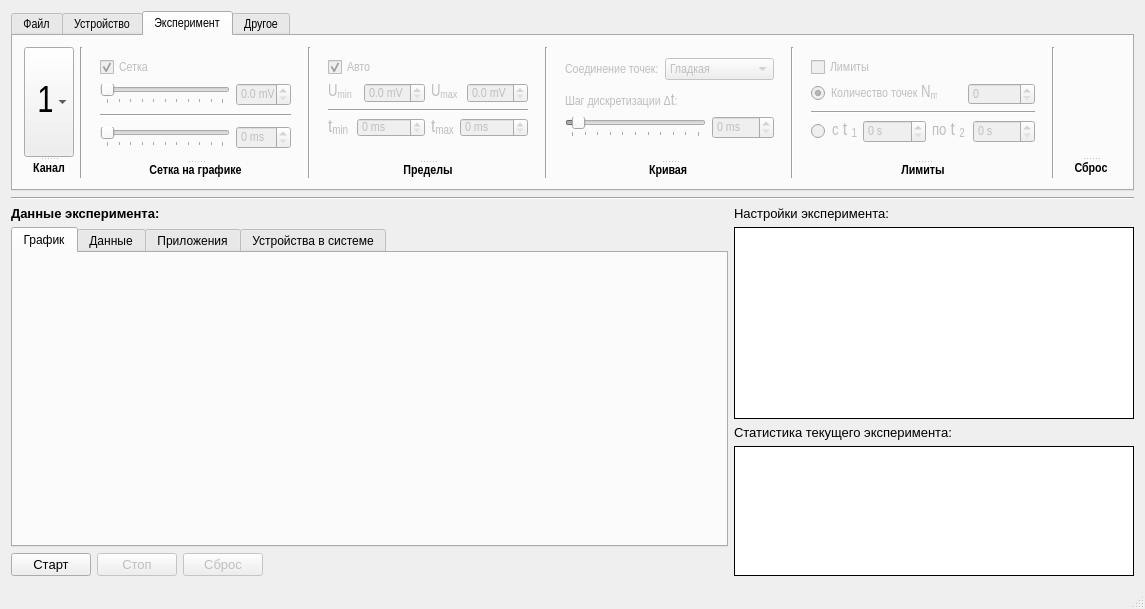
Above: mainwindow.ui from gurmaaan/WeldAnalysis before the change. Below: the same form after it.
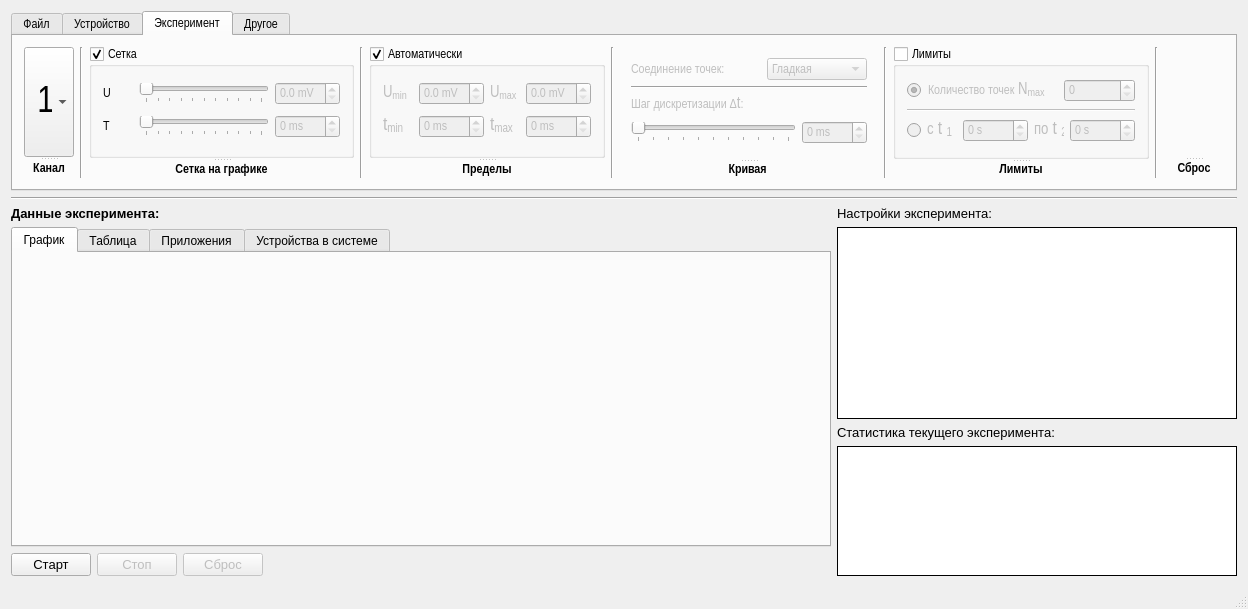
That is the form after the change. The open tabs and pages were chosen to show the change. Icons and pictures are not drawn. Custom widgets are drawn as their Qt base class.

```diff
--- a/mainwindow.ui
+++ b/mainwindow.ui
@@ -9,7 +9,7 @@
    <rect>
     <x>0</x>
     <y>0</y>
-    <width>1145</width>
+    <width>1209</width>
     <height>609</height>
    </rect>
   </property>
@@ -1062,7 +1062,7 @@
        <attribute name="title">
         <string>Эксперимент</string>
        </attribute>
-       <layout class="QHBoxLayout" name="horizontalLayout_2">
+       <layout class="QHBoxLayout" name="horizontalLayout_18">
         <item>
          <widget class="QSplitter" name="menu_experiment_channel_group">
           <property name="orientation">
@@ -1138,35 +1138,38 @@
          </widget>
         </item>
         <item>
-         <widget class="QSplitter" name="menu_experiment_grid_group">
+         <widget class="QSplitter" name="splitter_7">
           <property name="orientation">
            <enum>Qt::Vertical</enum>
           </property>
-          <property name="opaqueResize">
-           <bool>false</bool>
-          </property>
-          <widget class="QWidget" name="layoutWidget6">
-           <layout class="QVBoxLayout" name="menu_experiment_grid_tools">
-            <item>
-             <widget class="QCheckBox" name="menu_experiment_grid_checkbox">
-              <property name="enabled">
-               <bool>false</bool>
-              </property>
-              <property name="text">
+          <widget class="QGroupBox" name="menu_experiment_grid_box">
+           <property name="title">
                <string>Сетка</string>
               </property>
-              <property name="checked">
+           <property name="checkable">
                <bool>true</bool>
               </property>
-              <property name="tristate">
-               <bool>false</bool>
+           <layout class="QVBoxLayout" name="verticalLayout_2">
+            <item>
+             <layout class="QHBoxLayout" name="horizontalLayout_16">
+              <item>
+               <widget class="QLabel" name="label_2">
+                <property name="minimumSize">
+                 <size>
+                  <width>30</width>
+                  <height>0</height>
+                 </size>
+                </property>
+                <property name="text">
+                 <string>U</string>
+                </property>
+                <property name="buddy">
+                 <cstring>menu_experiment_grid_U_spin</cstring>
               </property>
              </widget>
             </item>
             <item>
-             <layout class="QHBoxLayout" name="menu_experiment_gridU_tool">
-              <item>
-               <widget class="QSlider" name="menu_experiment_gridU_slider">
+               <widget class="QSlider" name="menu_experiment_grid_U_slider">
                 <property name="enabled">
                  <bool>false</bool>
                 </property>
@@ -1200,13 +1203,13 @@
                </widget>
               </item>
               <item>
-               <widget class="QDoubleSpinBox" name="menu_experiment_gridU_spin">
+               <widget class="QDoubleSpinBox" name="menu_experiment_grid_U_spin">
                 <property name="enabled">
                  <bool>false</bool>
                 </property>
                 <property name="minimumSize">
                  <size>
-                  <width>55</width>
+                  <width>65</width>
                   <height>0</height>
                  </size>
                 </property>
@@ -1230,42 +1233,25 @@
              </layout>
             </item>
             <item>
-             <spacer name="verticalSpacer_3">
-              <property name="orientation">
-               <enum>Qt::Vertical</enum>
-              </property>
-              <property name="sizeHint" stdset="0">
+             <layout class="QHBoxLayout" name="horizontalLayout_15">
+              <item>
+               <widget class="QLabel" name="label">
+                <property name="minimumSize">
                <size>
-                <width>20</width>
-                <height>40</height>
-               </size>
-              </property>
-             </spacer>
-            </item>
-            <item>
-             <widget class="Line" name="menu_experiment_gridHorizontal_line">
-              <property name="orientation">
-               <enum>Qt::Horizontal</enum>
+                  <width>30</width>
+                  <height>0</height>
+                 </size>
+                </property>
+                <property name="text">
+                 <string>T</string>
+                </property>
+                <property name="buddy">
+                 <cstring>menu_experiment_grid_T_spin</cstring>
               </property>
              </widget>
             </item>
             <item>
-             <spacer name="verticalSpacer_2">
-              <property name="orientation">
-               <enum>Qt::Vertical</enum>
-              </property>
-              <property name="sizeHint" stdset="0">
-               <size>
-                <width>20</width>
-                <height>40</height>
-               </size>
-              </property>
-             </spacer>
-            </item>
-            <item>
-             <layout class="QHBoxLayout" name="menu_experiment_gridT_tool">
-              <item>
-               <widget class="QSlider" name="menu_experiment_gridT_slider">
+               <widget class="QSlider" name="menu_experiment_grid_T_slider">
                 <property name="enabled">
                  <bool>false</bool>
                 </property>
@@ -1299,13 +1285,13 @@
                </widget>
               </item>
               <item>
-               <widget class="QSpinBox" name="menu_experiment_gridT_spin">
+               <widget class="QSpinBox" name="menu_experiment_grid_T_spin">
                 <property name="enabled">
                  <bool>false</bool>
                 </property>
                 <property name="minimumSize">
                  <size>
-                  <width>55</width>
+                  <width>65</width>
                   <height>0</height>
                  </size>
                 </property>
@@ -1351,51 +1337,22 @@
          </widget>
         </item>
         <item>
-         <widget class="QSplitter" name="menu_experiment_minMax_group">
-          <property name="enabled">
-           <bool>true</bool>
-          </property>
+         <widget class="QSplitter" name="splitter_6">
           <property name="orientation">
            <enum>Qt::Vertical</enum>
           </property>
-          <property name="opaqueResize">
-           <bool>false</bool>
-          </property>
-          <widget class="QWidget" name="layoutWidget7">
-           <layout class="QVBoxLayout" name="menu_experiment_minMax_tools">
-            <item>
-             <widget class="QCheckBox" name="menu_experiment_minMax_checkbox">
-              <property name="enabled">
-               <bool>false</bool>
-              </property>
-              <property name="text">
-               <string>Авто</string>
-              </property>
-              <property name="checked">
+          <widget class="QGroupBox" name="menu_experiment_minMax_box">
+           <property name="title">
+            <string>Автоматически</string>
+           </property>
+           <property name="checkable">
                <bool>true</bool>
               </property>
-              <property name="tristate">
-               <bool>false</bool>
-              </property>
-             </widget>
-            </item>
+           <layout class="QGridLayout" name="gridLayout_2">
+            <item row="0" column="0">
+             <layout class="QHBoxLayout" name="horizontalLayout_11">
             <item>
-             <spacer name="verticalSpacer_11">
-              <property name="orientation">
-               <enum>Qt::Vertical</enum>
-              </property>
-              <property name="sizeHint" stdset="0">
-               <size>
-                <width>20</width>
-                <height>40</height>
-               </size>
-              </property>
-             </spacer>
-            </item>
-            <item>
-             <layout class="QHBoxLayout" name="menu_experiment_minMaxU_tool">
-              <item>
-               <widget class="QLabel" name="menu_experiment_minMaxUmin_label">
+               <widget class="QLabel" name="menu_experiment_minMax_Umin_label">
                 <property name="enabled">
                  <bool>false</bool>
                 </property>
@@ -1417,13 +1374,13 @@
                </widget>
               </item>
               <item>
-               <widget class="QDoubleSpinBox" name="menu_experiment_minMaxUmin_spin">
+               <widget class="QDoubleSpinBox" name="menu_experiment_minMax_Umin_spin">
                 <property name="enabled">
                  <bool>false</bool>
                 </property>
                 <property name="minimumSize">
                  <size>
-                  <width>55</width>
+                  <width>65</width>
                   <height>0</height>
                  </size>
                 </property>
@@ -1444,8 +1401,12 @@
                 </property>
                </widget>
               </item>
+             </layout>
+            </item>
+            <item row="0" column="1">
+             <layout class="QHBoxLayout" name="horizontalLayout_12">
               <item>
-               <widget class="QLabel" name="menu_experiment_minMaxUmax_label">
+               <widget class="QLabel" name="menu_experiment_minMax_Umax_label">
                 <property name="enabled">
                  <bool>false</bool>
                 </property>
@@ -1467,13 +1428,13 @@
                </widget>
               </item>
               <item>
-               <widget class="QDoubleSpinBox" name="menu_experiment_minMaxUmax_spin">
+               <widget class="QDoubleSpinBox" name="menu_experiment_minMax_Umax_spin">
                 <property name="enabled">
                  <bool>false</bool>
                 </property>
                 <property name="minimumSize">
                  <size>
-                  <width>55</width>
+                  <width>65</width>
                   <height>0</height>
                  </size>
                 </property>
@@ -1496,36 +1457,16 @@
               </item>
              </layout>
             </item>
+            <item row="1" column="0">
+             <layout class="QHBoxLayout" name="horizontalLayout_13">
             <item>
-             <spacer name="verticalSpacer_4">
-              <property name="orientation">
-               <enum>Qt::Vertical</enum>
-              </property>
-              <property name="sizeHint" stdset="0">
-               <size>
-                <width>20</width>
-                <height>40</height>
-               </size>
-              </property>
-             </spacer>
-            </item>
-            <item>
-             <widget class="Line" name="menu_experiment_minMax_horizontal_line">
-              <property name="orientation">
-               <enum>Qt::Horizontal</enum>
-              </property>
-             </widget>
-            </item>
-            <item>
-             <layout class="QHBoxLayout" name="menu_experiment_minMaxT_tool">
-              <item>
-               <widget class="QLabel" name="menu_experiment_minMaxTmin_label">
+               <widget class="QLabel" name="menu_experiment_minMax_Tmin_label">
                 <property name="enabled">
                  <bool>false</bool>
                 </property>
                 <property name="minimumSize">
                  <size>
-                  <width>0</width>
+                  <width>30</width>
                   <height>0</height>
                  </size>
                 </property>
@@ -1541,7 +1482,7 @@
                </widget>
               </item>
               <item>
-               <widget class="QSpinBox" name="menu_experiment_minMaxTmin_spin">
+               <widget class="QSpinBox" name="menu_experiment_minMax_Tmin_spin">
                 <property name="enabled">
                  <bool>false</bool>
                 </property>
@@ -1562,14 +1503,18 @@
                 </property>
                </widget>
               </item>
+             </layout>
+            </item>
+            <item row="1" column="1">
+             <layout class="QHBoxLayout" name="horizontalLayout_14">
               <item>
-               <widget class="QLabel" name="menu_experiment_minMaxTmax_label">
+               <widget class="QLabel" name="menu_experiment_minMax_Tmax_label">
                 <property name="enabled">
                  <bool>false</bool>
                 </property>
                 <property name="minimumSize">
                  <size>
-                  <width>0</width>
+                  <width>30</width>
                   <height>0</height>
                  </size>
                 </property>
@@ -1585,7 +1530,7 @@
                </widget>
               </item>
               <item>
-               <widget class="QSpinBox" name="menu_experiment_minMaxTmax_spin">
+               <widget class="QSpinBox" name="menu_experiment_minMax_Tmax_spin">
                 <property name="enabled">
                  <bool>false</bool>
                 </property>
@@ -1608,22 +1553,6 @@
               </item>
              </layout>
             </item>
-            <item>
-             <spacer name="verticalSpacer_5">
-              <property name="orientation">
-               <enum>Qt::Vertical</enum>
-              </property>
-              <property name="sizeType">
-               <enum>QSizePolicy::Fixed</enum>
-              </property>
-              <property name="sizeHint" stdset="0">
-               <size>
-                <width>20</width>
-                <height>12</height>
-               </size>
-              </property>
-             </spacer>
-            </item>
            </layout>
           </widget>
           <widget class="QLabel" name="menu_experimen_maxMin_label">
@@ -1653,22 +1582,25 @@
          </widget>
         </item>
         <item>
-         <widget class="QSplitter" name="menu_experiment_curve_group">
+         <widget class="QSplitter" name="splitter_5">
           <property name="orientation">
            <enum>Qt::Vertical</enum>
           </property>
-          <property name="opaqueResize">
-           <bool>false</bool>
-          </property>
-          <widget class="QWidget" name="layoutWidget8">
-           <layout class="QVBoxLayout" name="menu_experiment_curve_tools">
+          <widget class="QWidget" name="layoutWidget">
+           <layout class="QVBoxLayout" name="verticalLayout_11">
             <item>
-             <layout class="QHBoxLayout" name="menu_experiment_curveLine_tool">
+             <layout class="QHBoxLayout" name="horizontalLayout_2">
               <item>
                <widget class="QLabel" name="menu_experiment_curveLine_label">
                 <property name="enabled">
                  <bool>false</bool>
                 </property>
+                <property name="minimumSize">
+                 <size>
+                  <width>130</width>
+                  <height>0</height>
+                 </size>
+                </property>
                 <property name="maximumSize">
                  <size>
                   <width>16777215</width>
@@ -1691,6 +1623,12 @@
                 <property name="enabled">
                  <bool>false</bool>
                 </property>
+                <property name="minimumSize">
+                 <size>
+                  <width>100</width>
+                  <height>0</height>
+                 </size>
+                </property>
                 <property name="toolTip">
                  <string>Форма линии графика</string>
                 </property>
@@ -1714,20 +1652,11 @@
              </layout>
             </item>
             <item>
-             <spacer name="verticalSpacer_6">
+             <widget class="Line" name="line_2">
               <property name="orientation">
-               <enum>Qt::Vertical</enum>
+               <enum>Qt::Horizontal</enum>
               </property>
-              <property name="sizeType">
-               <enum>QSizePolicy::Fixed</enum>
-              </property>
-              <property name="sizeHint" stdset="0">
-               <size>
-                <width>20</width>
-                <height>7</height>
-               </size>
-              </property>
-             </spacer>
+             </widget>
             </item>
             <item>
              <widget class="QLabel" name="menu_experiment_curveDT_label">
@@ -1752,7 +1681,7 @@
              </widget>
             </item>
             <item>
-             <layout class="QHBoxLayout" name="menu_experiment_curveDT_tool">
+             <layout class="QHBoxLayout" name="horizontalLayout_10">
               <item>
                <widget class="QSlider" name="menu_experiment_curveDT_slider">
                 <property name="enabled">
@@ -1773,11 +1702,8 @@
                 <property name="pageStep">
                  <number>5</number>
                 </property>
-                <property name="value">
-                 <number>5</number>
-                </property>
                 <property name="sliderPosition">
-                 <number>5</number>
+                 <number>0</number>
                 </property>
                 <property name="orientation">
                  <enum>Qt::Horizontal</enum>
@@ -1797,7 +1723,7 @@
                 </property>
                 <property name="minimumSize">
                  <size>
-                  <width>55</width>
+                  <width>65</width>
                   <height>0</height>
                  </size>
                 </property>
@@ -1817,19 +1743,6 @@
               </item>
              </layout>
             </item>
-            <item>
-             <spacer name="verticalSpacer">
-              <property name="orientation">
-               <enum>Qt::Vertical</enum>
-              </property>
-              <property name="sizeHint" stdset="0">
-               <size>
-                <width>20</width>
-                <height>40</height>
-               </size>
-              </property>
-             </spacer>
-            </item>
            </layout>
           </widget>
           <widget class="QLabel" name="menu_experiment_curve_label">
@@ -1856,27 +1769,23 @@
          </widget>
         </item>
         <item>
-         <widget class="QSplitter" name="splitter">
+         <widget class="QSplitter" name="splitter_4">
           <property name="orientation">
            <enum>Qt::Vertical</enum>
           </property>
-          <property name="opaqueResize">
-           <bool>false</bool>
-          </property>
-          <widget class="QWidget" name="layoutWidget9">
-           <layout class="QVBoxLayout" name="verticalLayout_2">
-            <item>
-             <widget class="QCheckBox" name="checkBox">
-              <property name="enabled">
-               <bool>false</bool>
-              </property>
-              <property name="text">
+          <widget class="QGroupBox" name="menu_experiment_limits_box">
+           <property name="title">
                <string>Лимиты</string>
               </property>
-             </widget>
-            </item>
+           <property name="checkable">
+            <bool>true</bool>
+           </property>
+           <property name="checked">
+            <bool>false</bool>
+           </property>
+           <layout class="QVBoxLayout" name="verticalLayout_12">
             <item>
-             <layout class="QHBoxLayout" name="menu_experiment_limitsNmax_tool">
+             <layout class="QHBoxLayout" name="horizontalLayout_17">
               <item>
                <widget class="QRadioButton" name="menu_experiment_limitsNmax_radio">
                 <property name="enabled">
@@ -1906,7 +1815,7 @@
                 </property>
                 <property name="minimumSize">
                  <size>
-                  <width>30</width>
+                  <width>130</width>
                   <height>0</height>
                  </size>
                 </property>
@@ -1922,32 +1831,13 @@
                </widget>
               </item>
               <item>
-               <spacer name="menu_experiment_limitsNmax_spacer">
-                <property name="enabled">
-                 <bool>false</bool>
-                </property>
-                <property name="orientation">
-                 <enum>Qt::Horizontal</enum>
-                </property>
-                <property name="sizeType">
-                 <enum>QSizePolicy::Fixed</enum>
-                </property>
-                <property name="sizeHint" stdset="0">
-                 <size>
-                  <width>25</width>
-                  <height>20</height>
-                 </size>
-                </property>
-               </spacer>
-              </item>
-              <item>
-               <widget class="QSpinBox" name="menu_experiment_limitsNmax_spin">
+               <widget class="QSpinBox" name="menu_experiment_limits_N_spin">
                 <property name="enabled">
                  <bool>false</bool>
                 </property>
                 <property name="minimumSize">
                  <size>
-                  <width>67</width>
+                  <width>65</width>
                   <height>0</height>
                  </size>
                 </property>
@@ -1961,22 +1851,6 @@
               </item>
              </layout>
             </item>
-            <item>
-             <spacer name="verticalSpacer_7">
-              <property name="orientation">
-               <enum>Qt::Vertical</enum>
-              </property>
-              <property name="sizeType">
-               <enum>QSizePolicy::Ignored</enum>
-              </property>
-              <property name="sizeHint" stdset="0">
-               <size>
-                <width>20</width>
-                <height>13</height>
-               </size>
-              </property>
-             </spacer>
-            </item>
             <item>
              <widget class="Line" name="menu_experiment_limits_horizontal_line">
               <property name="orientation">
@@ -1985,7 +1859,7 @@
              </widget>
             </item>
             <item>
-             <layout class="QHBoxLayout" name="menu_experiment_limitsTinterval_tool">
+             <layout class="QHBoxLayout" name="menu_experiment_limits_T">
               <item>
                <widget class="QRadioButton" name="menu_experiment_limitsTinterval_radio">
                 <property name="enabled">
@@ -2012,7 +1886,7 @@
                 </property>
                 <property name="minimumSize">
                  <size>
-                  <width>0</width>
+                  <width>30</width>
                   <height>0</height>
                  </size>
                 </property>
@@ -2040,7 +1914,7 @@
                 </property>
                 <property name="minimumSize">
                  <size>
-                  <width>55</width>
+                  <width>65</width>
                   <height>0</height>
                  </size>
                 </property>
@@ -2059,7 +1933,7 @@
                 </property>
                 <property name="minimumSize">
                  <size>
-                  <width>0</width>
+                  <width>30</width>
                   <height>0</height>
                  </size>
                 </property>
@@ -2087,7 +1961,7 @@
                 </property>
                 <property name="minimumSize">
                  <size>
-                  <width>55</width>
+                  <width>65</width>
                   <height>0</height>
                  </size>
                 </property>
@@ -2101,25 +1975,9 @@
               </item>
              </layout>
             </item>
-            <item>
-             <spacer name="verticalSpacer_8">
-              <property name="orientation">
-               <enum>Qt::Vertical</enum>
-              </property>
-              <property name="sizeType">
-               <enum>QSizePolicy::Fixed</enum>
-              </property>
-              <property name="sizeHint" stdset="0">
-               <size>
-                <width>20</width>
-                <height>6</height>
-               </size>
-              </property>
-             </spacer>
-            </item>
            </layout>
           </widget>
-          <widget class="QLabel" name="menu_experiment_limitslabel">
+          <widget class="QLabel" name="menu_experiment_limits_label">
            <property name="font">
             <font>
              <weight>75</weight>
@@ -2146,7 +2004,7 @@
          </widget>
         </item>
         <item>
-         <widget class="QSplitter" name="menu_experiment_reset_group">
+         <widget class="QSplitter" name="splitter">
           <property name="orientation">
            <enum>Qt::Vertical</enum>
           </property>
@@ -2855,7 +2713,7 @@
           </widget>
           <widget class="QWidget" name="experiment_data_tab">
            <attribute name="title">
-            <string>Данные</string>
+            <string>Таблица</string>
            </attribute>
            <layout class="QVBoxLayout" name="verticalLayout_4">
             <item>
```
Left out of the diff: 134 changed lines with no effect on the pictures. Lines whose indentation alone changed are shown as unchanged.
